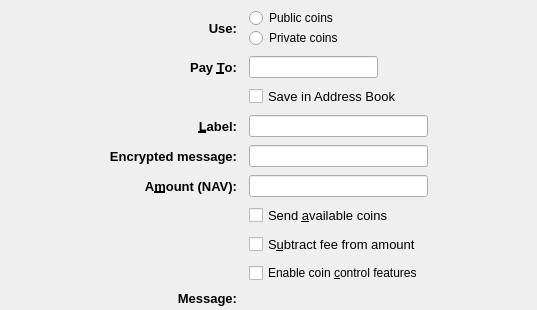
The window that src/qt/forms/sendcoinsentry.ui (navcoin/navcoin-core) describes before a commit, drawn with Qt 5.
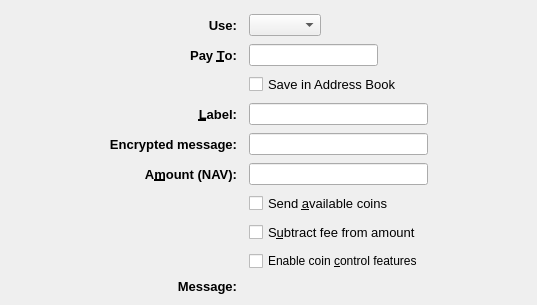
The same window after the commit. Icons and pictures are not drawn. Custom widgets are drawn as their Qt base class.

What changed in the file:
```diff
--- a/src/qt/forms/sendcoinsentry.ui
+++ b/src/qt/forms/sendcoinsentry.ui
@@ -255,30 +255,24 @@
     <item row="1" column="3">
      <layout class="QVBoxLayout" name="verticalLayout">
       <item>
-       <widget class="QRadioButton" name="sendPublic">
-        <property name="sizePolicy">
-         <sizepolicy hsizetype="Minimum" vsizetype="Fixed">
-          <horstretch>0</horstretch>
-          <verstretch>0</verstretch>
-         </sizepolicy>
-        </property>
-        <property name="sizeIncrement">
+       <layout class="QHBoxLayout" name="horizontalLayout">
+        <item>
+         <widget class="QComboBox" name="fromBox"/>
+        </item>
+        <item>
+         <spacer name="horizontalSpacer_4">
+          <property name="orientation">
+           <enum>Qt::Horizontal</enum>
+          </property>
+          <property name="sizeHint" stdset="0">
          <size>
-          <width>0</width>
-          <height>0</height>
-         </size>
-        </property>
-        <property name="text">
-         <string>Public coins</string>
-        </property>
-       </widget>
-      </item>
-      <item>
-       <widget class="QRadioButton" name="sendPrivate">
-        <property name="text">
-         <string>Private coins</string>
-        </property>
-       </widget>
+            <width>40</width>
+            <height>20</height>
+           </size>
+          </property>
+         </spacer>
+        </item>
+       </layout>
       </item>
      </layout>
     </item>
@@ -311,6 +305,12 @@
     </item>
     <item row="1" column="1">
      <widget class="QLabel" name="payToLabel_2">
+      <property name="sizePolicy">
+       <sizepolicy hsizetype="Preferred" vsizetype="Expanding">
+        <horstretch>0</horstretch>
+        <verstretch>0</verstretch>
+       </sizepolicy>
+      </property>
       <property name="font">
        <font>
         <pointsize>10</pointsize>
```
Lines whose indentation alone changed are shown as unchanged.
